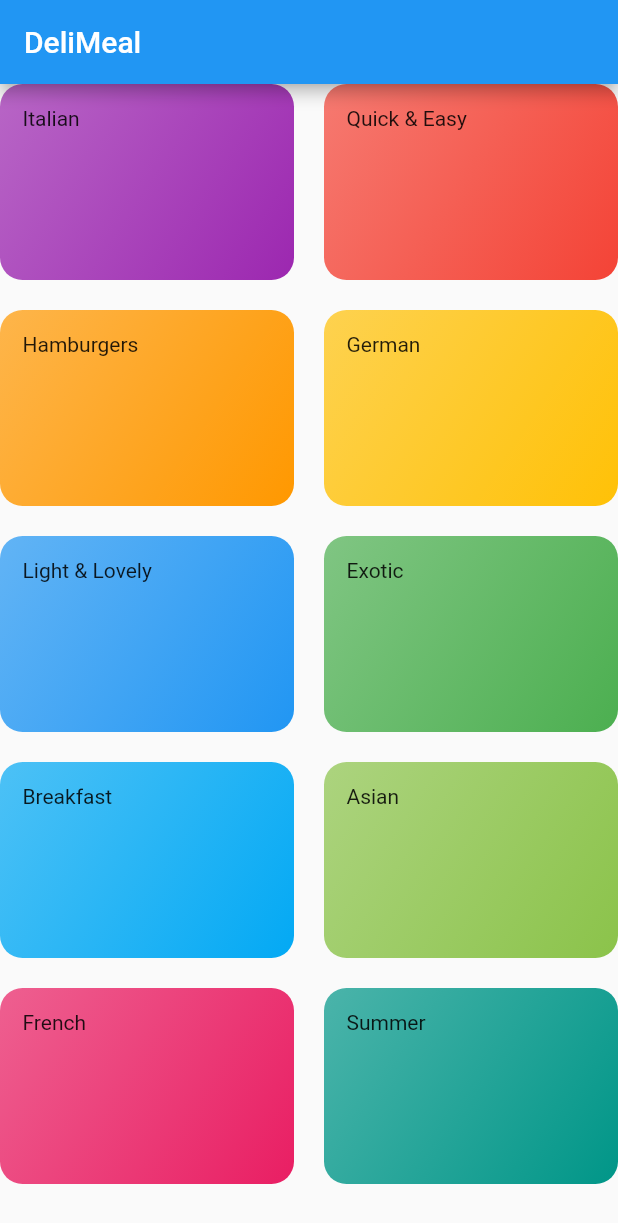
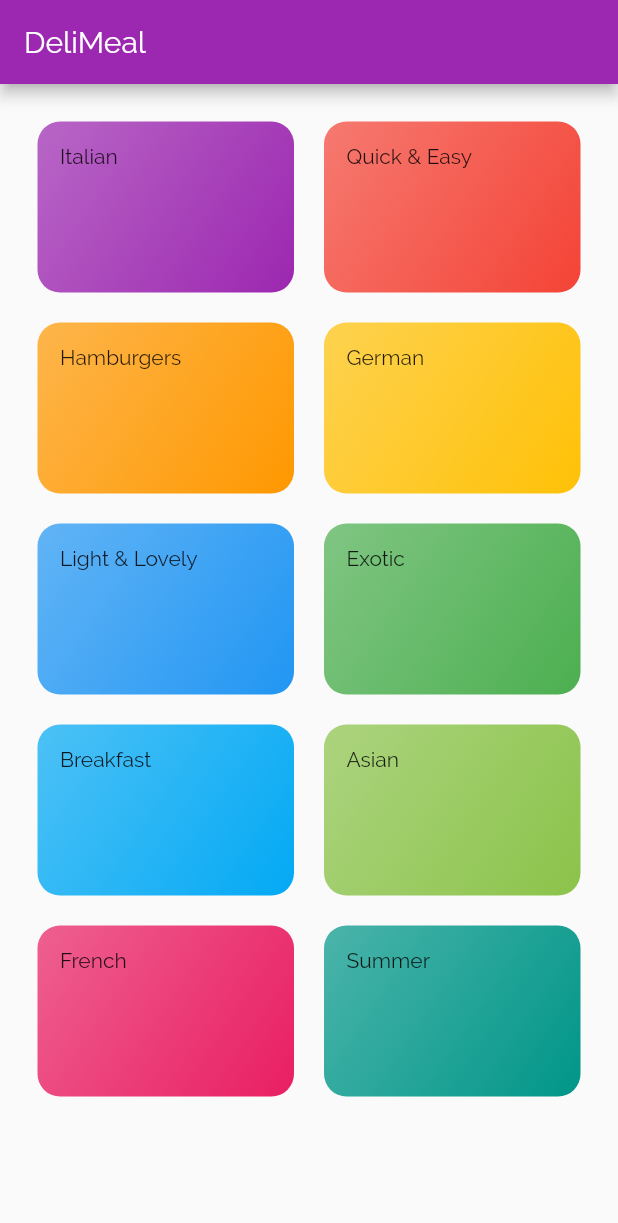
Before and after one commit to Imeryl/flutterExploration, a Flutter app: the screen it shows after launch, on a phone screen of 412 x 824 dp. Shown: the top 1223 px of the screen. Run offline on Flutter 3.47's test engine with Material 2 defaults, Android fonts, the phone set to English and light mode, and no system bars.

Commit message:
Chp 163
Styling and Theming

```diff
--- a/recipes_app/lib/categories_screen.dart
+++ b/recipes_app/lib/categories_screen.dart
@@ -21,6 +21,7 @@ class CategoriesScreen extends StatelessWidget {
           maxCrossAxisExtent: 200,
           mainAxisSpacing: 20,
         ),
+        padding: const EdgeInsets.all(25),
         children: DUMMY_CATEGORIES
             .map(
               (categoryData) => CategoryItem(
--- a/recipes_app/lib/main.dart
+++ b/recipes_app/lib/main.dart
@@ -10,7 +10,11 @@ class MyApp extends StatelessWidget {
     return MaterialApp(
       title: 'DeliMeals',
       theme: ThemeData(
-        primarySwatch: Colors.blue,
+        colorScheme: ColorScheme.light(
+          primary: Colors.purple,
+          secondary: Colors.pink,
+        ),
+        fontFamily: 'Raleway',
       ),
       home: CategoriesScreen(),
     );
```
Also changed, not shown: recipes_app/pubspec.yaml (+17 -11 lines), recipes_app/assets/fonts/Raleway-Black.ttf (added), recipes_app/assets/fonts/Raleway-Bold.ttf (added), recipes_app/assets/fonts/Raleway-Regular.ttf (added), recipes_app/assets/fonts/RobotoCondensed-Bold.ttf (added), recipes_app/assets/fonts/RobotoCondensed-Italic.ttf (added), recipes_app/assets/fonts/RobotoCondensed-Light.ttf (added), recipes_app/assets/fonts/RobotoCondensed-Regular.ttf (added).
